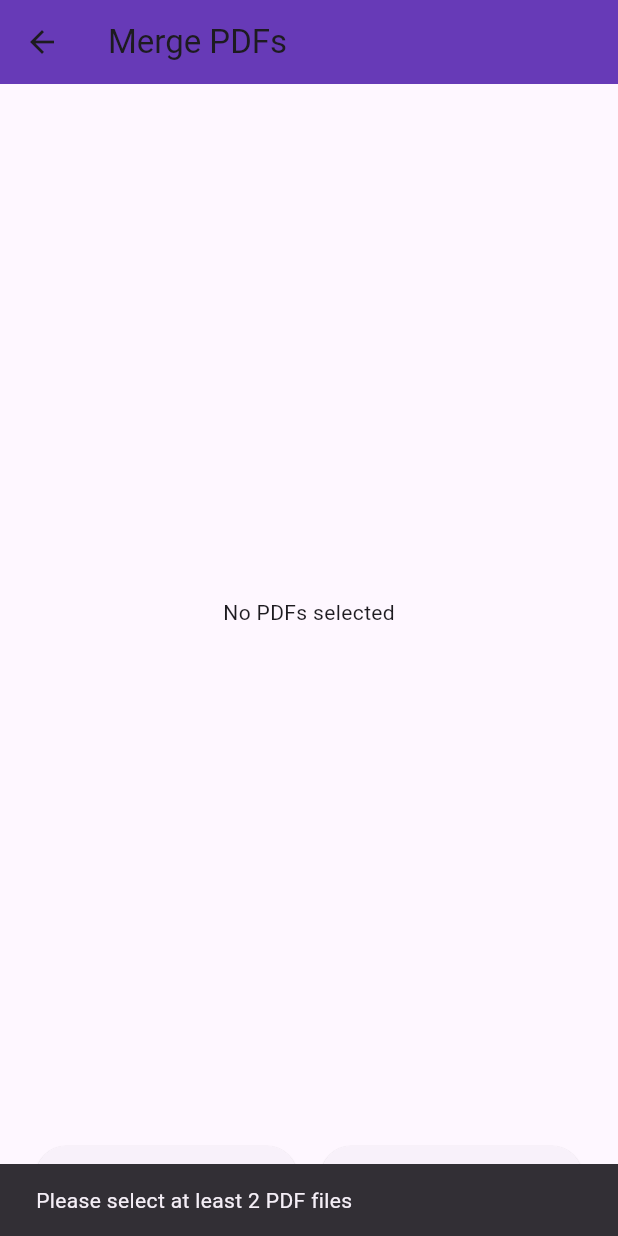
After one commit to rahulkumardev24/smart_kit, a Flutter app: the PdfMergeScreen screen opened directly, after a tap on "Merge PDFs", on a phone screen of 412 x 824 dp. The commit adds this screen. Run offline on Flutter 3.47's test engine with Material 3 defaults, Android fonts, the light colour scheme and no system bars; our stand-ins replace file_picker, image_cropper, image_picker, open_file, pdf, permission_handler; missing offline and left inert: gallery_saver_plus, image_background_remover, pdfx.

Commit message:
Pdf merge screen add

```diff
--- /dev/null
+++ b/lib/screen/pdf_merge_screen.dart
@@ -0,0 +1,286 @@
+import 'dart:io';
+import 'package:flutter/material.dart';
+/// For selecting PDF files from device
+import 'package:file_picker/file_picker.dart';
+/// For accessing app-specific directories
+import 'package:path_provider/path_provider.dart';
+/// For creating and manipulating PDF documents
+import 'package:pdf/pdf.dart';
+/// Alias for pdf package to create new PDFs
+import 'package:pdf/widgets.dart' as pw;
+/// For handling storage permissions
+import 'package:permission_handler/permission_handler.dart';
+/// For opening the merged PDF file
+import 'package:open_file/open_file.dart';
+/// Alias for pdfx package to load and render PDFs
+import 'package:pdfx/pdfx.dart' as px;
+
+
+class PdfMergeScreen extends StatefulWidget {
+  const PdfMergeScreen({super.key});
+
+  @override
+  State<PdfMergeScreen> createState() => _PdfMergeScreenState();
+}
+
+class _PdfMergeScreenState extends State<PdfMergeScreen> {
+  /// List to store selected PDF files
+  final List<File> _selectedFiles = [];
+  /// Flag to indicate if merging is in progress
+  bool _isMerging = false;
+
+  /// Function to pick multiple PDF files from the device
+  Future<void> _pickPdfFiles() async {
+    try {
+      /// Use file_picker to select multiple PDF files
+      final result = await FilePicker.platform.pickFiles(
+        type: FileType.custom,
+        allowedExtensions: ['pdf'],
+        allowMultiple: true,
+      );
+
+      /// If files are selected, add them to _selectedFiles
+      if (result != null && result.files.isNotEmpty) {
+        setState(() {
+          _selectedFiles.addAll(
+            result.files
+                .where((file) => file.path != null)
+                .map((file) => File(file.path!)),
+          );
+        });
+      }
+    } catch (e) {
+      /// Show error message if file picking fails
+      if (mounted) {
+        ScaffoldMessenger.of(context).showSnackBar(
+          SnackBar(content: Text('Error picking files: $e')),
+        );
+      }
+    }
+  }
+
+  /// Function to merge selected PDFs into a single PDF
+  Future<void> _mergePdfs() async {
+    // Check if at least 2 PDFs are selected
+    if (_selectedFiles.length < 2) {
+      if (mounted) {
+        ScaffoldMessenger.of(context).showSnackBar(
+          const SnackBar(content: Text('Please select at least 2 PDF files')),
+        );
+      }
+      return;
+    }
+
+    /// Set merging flag to true to show progress indicator
+    setState(() => _isMerging = true);
+
+    try {
+      /// Request storage permission for Android (optional for app-specific directories)
+      var status = await Permission.storage.request();
+      if (!status.isGranted && Platform.isAndroid) {
+        status = await Permission.manageExternalStorage.request();
+        if (!status.isGranted) {
+          if (mounted) {
+            ScaffoldMessenger.of(context).showSnackBar(
+              const SnackBar(content: Text('Storage permission required')),
+            );
+          }
+          return;
+        }
+      }
+
+      // Get app's documents directory to save the merged PDF
+      final directory = await getApplicationDocumentsDirectory();
+      final timestamp = DateTime.now().millisecondsSinceEpoch;
+      final outputPath = '${directory.path}/merged_$timestamp.pdf';
+
+      /// Create a new PDF document using the pdf package
+      final pdf = pw.Document();
+
+      /// Process each selected PDF file
+      for (var file in _selectedFiles) {
+        try {
+          /// Load the PDF using pdfx to render its pages
+          final pdfDoc = await px.PdfDocument.openFile(file.path);
+
+          // Iterate through each page of the PDF
+          for (var i = 1; i <= pdfDoc.pagesCount; i++) {
+            final page = await pdfDoc.getPage(i);
+            // Render the page as a PNG image
+            final pageImage = await page.render(
+              width: page.width,
+              height: page.height,
+              format: px.PdfPageImageFormat.png,
+            );
+            await page.close(); // Close the page to free resources
+
+            // Add the rendered image to the new PDF
+            if (pageImage != null) {
+              pdf.addPage(
+                pw.Page(
+                  pageFormat: PdfPageFormat(page.width, page.height),
+                  build: (pw.Context context) => pw.Image(
+                    pw.MemoryImage(pageImage.bytes),
+                    fit: pw.BoxFit.contain,
+                  ),
+                ),
+              );
+            }
+          }
+          /// Close the PDF document to free resources
+          await pdfDoc.close();
+        } catch (e) {
+          /// Show error if processing a PDF fails and stop merging
+          if (mounted) {
+            ScaffoldMessenger.of(context).showSnackBar(
+              SnackBar(
+                  content: Text(
+                      'Error processing ${file.path.split('/').last}: $e')),
+            );
+          }
+          return;
+        }
+      }
+
+      // Save the merged PDF to the output path
+      final mergedBytes = await pdf.save();
+      final outputFile = File(outputPath);
+      await outputFile.writeAsBytes(mergedBytes);
+
+      if (!mounted) return;
+
+      // Show success dialog with option to open the merged file
+      bool? open = await showDialog<bool>(
+        context: context,
+        builder: (context) => AlertDialog(
+          title: const Text('Success'),
+          content: Text('PDFs merged successfully at:\n$outputPath'),
+          actions: [
+            TextButton(
+              onPressed: () => Navigator.pop(context, false),
+              child: const Text('Close'),
+            ),
+            TextButton(
+              onPressed: () => Navigator.pop(context, true),
+              child: const Text('Open File'),
+            ),
+          ],
+        ),
+      );
+
+      // Open the merged PDF if the user chooses to
+      if (open == true) {
+        final result = await OpenFile.open(outputPath);
+        if (result.type != ResultType.done && mounted) {
+          ScaffoldMessenger.of(context).showSnackBar(
+            SnackBar(content: Text('Error opening file: ${result.message}')),
+          );
+        }
+      }
+    } catch (e) {
+      // Show error if merging fails
+      if (mounted) {
+        ScaffoldMessenger.of(context).showSnackBar(
+          SnackBar(content: Text('Error merging PDFs: $e')),
+        );
+      }
+    } finally {
+      // Reset merging flag when done
+      if (mounted) {
+        setState(() => _isMerging = false);
+      }
+    }
+  }
+
+  // Function to remove a PDF file from the selected list
+  void _removeFile(int index) {
+    setState(() {
+      _selectedFiles.removeAt(index);
+    });
+  }
+
+  @override
+  Widget build(BuildContext context) {
+    // Build the UI with a Scaffold containing an AppBar and body
+    return Scaffold(
+      appBar: AppBar(
+        title: const Text('Merge PDFs'),
+        backgroundColor: Colors.deepPurple,
+      ),
+      body: Padding(
+        padding: const EdgeInsets.all(16.0),
+        child: Column(
+          children: [
+            // ListView to display selected PDF files
+            Expanded(
+              child: _selectedFiles.isEmpty
+                  ? const Center(
+                      child: Text('No PDFs selected'),
+                    )
+                  : ListView.builder(
+                      itemCount: _selectedFiles.length,
+                      itemBuilder: (context, index) {
+                        final file = _selectedFiles[index];
+                        return Card(
+                          child: ListTile(
+                            leading: const Icon(Icons.picture_as_pdf,
+                                color: Colors.red),
+                            title: Text(
+                              file.path.split('/').last,
+                              overflow: TextOverflow.ellipsis,
+                            ),
+                            trailing: IconButton(
+                              icon: const Icon(Icons.close),
+                              onPressed: () => _removeFile(index),
+                            ),
+                          ),
+                        );
+                      },
+                    ),
+            ),
+            const SizedBox(height: 16),
+            // Row with buttons for adding and merging PDFs
+            Row(
+              mainAxisAlignment: MainAxisAlignment.spaceEvenly,
+              children: [
+                Expanded(
+                  child: Padding(
+                    padding: const EdgeInsets.symmetric(horizontal: 8.0),
+                    child: ElevatedButton.icon(
+                      icon: const Icon(Icons.add),
+                      label: const Text('Add PDFs'),
+                      onPressed: _isMerging
+                          ? null
+                          : _pickPdfFiles, // Disabled during merging
+                    ),
+                  ),
+                ),
+                Expanded(
+                  child: Padding(
+                    padding: const EdgeInsets.symmetric(horizontal: 8.0),
+                    child: ElevatedButton.icon(
+                      icon: _isMerging
+                          ? const SizedBox(
+                              width: 16,
+                              height: 16,
+                              child: CircularProgressIndicator(
+                                strokeWidth: 2,
+                                color: Colors.white,
+                              ),
+                            )
+                          : const Icon(Icons.merge),
+                      label: Text(_isMerging ? 'Merging...' : 'Merge PDFs'),
+                      onPressed: _isMerging
+                          ? null
+                          : _mergePdfs, // Disabled during merging
+                    ),
+                  ),
+                ),
+              ],
+            ),
+          ],
+        ),
+      ),
+    );
+  }
+}
--- a/pubspec.yaml
+++ b/pubspec.yaml
@@ -37,7 +37,7 @@ dependencies:
   cupertino_icons: ^1.0.8
 
   # Opens files with their default associated apps (PDFs, images, etc.)
-  open_file: ^3.2.1
+  open_file: ^3.5.10
 
   # For cropping images with interactive UI
   image_cropper: ^9.1.0
@@ -61,6 +61,7 @@ dependencies:
   pdfx: ^2.9.1
   image_background_remover: ^1.0.0
   flutter_colorpicker: ^1.1.0
+  syncfusion_flutter_pdf: ^30.1.38
 
 
 
```
Also changed, not shown: lib/home_screen.dart (+26 -8 lines), pubspec.lock, 4 other files.
